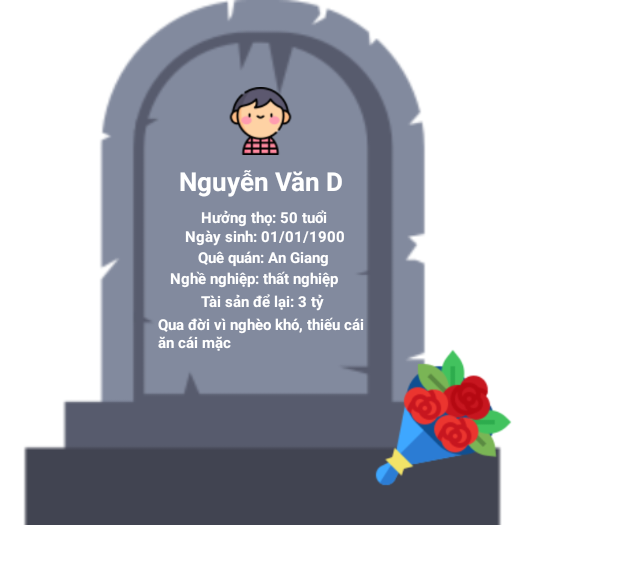
After one commit to mailongthanh/The-Life, an Android app: the layout dialog_death.xml on its own in the app's theme, with its tools: preview values and no code run, on a phone screen of 412 x 824 dp. The commit adds this screen. Shown: the top 564 px of the screen. Run offline under Robolectric (Android 15) with nearby library versions, the phone set to English and light mode, and no system bars.

Commit message:
Add dialog death

```diff
--- a/app/src/main/java/com/ntsua/thelife/Asset.java
+++ b/app/src/main/java/com/ntsua/thelife/Asset.java
@@ -2,9 +2,14 @@ package com.ntsua.thelife;
 
 import androidx.appcompat.app.AppCompatActivity;
 
+import android.app.Dialog;
 import android.content.Intent;
+import android.graphics.Color;
+import android.graphics.drawable.ColorDrawable;
 import android.os.Bundle;
 import android.view.View;
+import android.view.Window;
+import android.widget.AdapterView;
 import android.widget.ListView;
 import android.widget.TextView;
 import android.widget.Toast;
@@ -39,7 +44,24 @@ public class Asset extends AppCompatActivity {
             adapter = new productAdapter(this,R.layout.productline, arrAsset);
             lvAsset.setAdapter(adapter);
         }
+        lvAsset.setOnItemClickListener(new AdapterView.OnItemClickListener() {
+            @Override
+            public void onItemClick(AdapterView<?> parent, View view, int position, long id) {
+                CreateDialog();
+            }
+        });
   }
+
+    private void CreateDialog()
+    {
+        Dialog dialog = new Dialog(this);
+        dialog.requestWindowFeature(Window.FEATURE_NO_TITLE);
+        dialog.getWindow().setBackgroundDrawable(new ColorDrawable(Color.TRANSPARENT));
+        dialog.setContentView(R.layout.dialog_death);
+        dialog.setCanceledOnTouchOutside(false);
+        dialog.getWindow().getAttributes().windowAnimations = R.style.DialogResultAnimation;
+        dialog.show();
+    }
 
     private void loadGame() {
         txtName.setText(MainActivity.saveGame.getName());
--- a/app/src/main/java/com/ntsua/thelife/MainActivity.java
+++ b/app/src/main/java/com/ntsua/thelife/MainActivity.java
@@ -20,6 +20,7 @@ import android.media.Image;
 import android.os.Bundle;
 import android.os.CountDownTimer;
 import android.os.Handler;
+import android.provider.ContactsContract;
 import android.text.Spannable;
 import android.text.SpannableString;
 import android.text.SpannableStringBuilder;
@@ -464,6 +465,30 @@ public class MainActivity extends AppCompatActivity {
         });
 
         dialog.show();
+    }
+
+    void DialogDeath()
+    {
+            Dialog dialog = new Dialog(this);
+            dialog.requestWindowFeature(Window.FEATURE_NO_TITLE);
+            dialog.getWindow().setBackgroundDrawable(new ColorDrawable(Color.TRANSPARENT));
+            dialog.setContentView(R.layout.dialog_death);
+            dialog.setCanceledOnTouchOutside(false);
+            dialog.getWindow().getAttributes().windowAnimations = R.style.DialogResultAnimation;
+
+            //Ánh xạ
+            ImageView imvavatar = findViewById(R.id.imvBoy);
+            ImageView imvflower = findViewById(R.id.imvFlower);
+            TextView tvname = findViewById(R.id.tvTen);
+            TextView tvage = findViewById(R.id.tvTuoi);
+            TextView tvborn = findViewById(R.id.tvNgaysinh);
+            TextView tvcountry = findViewById(R.id.tvQuequan);
+            TextView tvjob = findViewById(R.id.tvNghenghiep);
+            TextView tvasset = findViewById(R.id.tvTaisan);
+            TextView tvcontent = findViewById(R.id.tvNoiDung);
+
+            //Gán giá trị
+            dialog.show();
     }
 
     void jobEvent() throws JSONException {
--- /dev/null
+++ b/app/src/main/res/drawable/death.xml
@@ -0,0 +1,13 @@
+<?xml version="1.0" encoding="utf-8"?>
+<layer-list xmlns:android="http://schemas.android.com/apk/res/android" >
+    <item>
+        <shape android:shape="rectangle" android:padding="10dp">
+            <corners
+                android:bottomRightRadius="5dp"
+                android:bottomLeftRadius="5dp"
+                android:topLeftRadius="5dp"
+                android:topRightRadius="5dp"/>
+        </shape>
+    </item>
+    <item android:drawable="@drawable/tombstone" />
+</layer-list>
--- /dev/null
+++ b/app/src/main/res/layout/dialog_death.xml
@@ -0,0 +1,211 @@
+<?xml version="1.0" encoding="utf-8"?>
+<RelativeLayout xmlns:android="http://schemas.android.com/apk/res/android"
+    android:layout_width="350dp"
+    android:layout_height="wrap_content">
+
+    <RelativeLayout
+        android:id="@+id/rip"
+        android:layout_width="350dp"
+        android:layout_height="350dp"
+        android:background="@drawable/death">
+
+        <ImageView
+            android:id="@+id/imvBoy"
+            android:layout_width="57dp"
+            android:layout_height="45dp"
+            android:layout_alignParentStart="true"
+            android:layout_alignParentLeft="true"
+            android:layout_alignParentTop="true"
+            android:layout_alignParentEnd="true"
+            android:layout_alignParentRight="true"
+            android:layout_marginStart="145dp"
+            android:layout_marginLeft="145dp"
+            android:layout_marginTop="58dp"
+            android:layout_marginEnd="148dp"
+            android:layout_marginRight="148dp"
+            android:src="@drawable/boy">
+
+        </ImageView>
+
+        <TextView
+            android:id="@+id/tvTen"
+            android:layout_width="119dp"
+            android:layout_height="wrap_content"
+            android:layout_below="@+id/imvBoy"
+            android:layout_alignParentStart="true"
+            android:layout_alignParentLeft="true"
+            android:layout_alignParentEnd="true"
+            android:layout_alignParentRight="true"
+            android:layout_marginStart="119dp"
+            android:layout_marginLeft="119dp"
+            android:layout_marginTop="5dp"
+            android:layout_marginEnd="112dp"
+            android:layout_marginRight="112dp"
+            android:text="Nguyễn Văn D"
+            android:textColor="@color/white"
+            android:textSize="17sp"
+            android:textStyle="bold">
+
+        </TextView>
+
+        <TextView
+            android:id="@+id/tvTuoi"
+            android:layout_width="86dp"
+            android:layout_height="wrap_content"
+            android:layout_below="@+id/tvTen"
+            android:layout_alignParentStart="true"
+            android:layout_alignParentLeft="true"
+            android:layout_alignParentEnd="true"
+            android:layout_alignParentRight="true"
+            android:layout_marginStart="134dp"
+            android:layout_marginLeft="134dp"
+            android:layout_marginTop="5dp"
+            android:layout_marginEnd="130dp"
+            android:layout_marginRight="130dp"
+            android:text="Hưởng thọ: 50 tuổi"
+            android:textColor="@color/white"
+            android:textSize="10sp"
+            android:textStyle="bold">
+
+        </TextView>
+
+        <TextView
+            android:id="@+id/tvNgaysinh"
+            android:layout_width="107dp"
+            android:layout_height="wrap_content"
+            android:layout_below="@+id/tvTuoi"
+            android:layout_alignParentStart="true"
+            android:layout_alignParentLeft="true"
+            android:layout_alignParentEnd="true"
+            android:layout_alignParentRight="true"
+            android:layout_marginStart="123dp"
+            android:layout_marginLeft="123dp"
+            android:layout_marginTop="-1dp"
+            android:layout_marginEnd="120dp"
+            android:layout_marginRight="120dp"
+            android:text="Ngày sinh: 01/01/1900"
+            android:textColor="@color/white"
+            android:textSize="10sp"
+            android:textStyle="bold">
+
+        </TextView>
+
+        <TextView
+            android:id="@+id/tvQuequan"
+            android:layout_width="90dp"
+            android:layout_height="wrap_content"
+            android:layout_below="@+id/tvNgaysinh"
+            android:layout_alignParentStart="true"
+            android:layout_alignParentLeft="true"
+            android:layout_alignParentEnd="true"
+            android:layout_alignParentRight="true"
+            android:layout_marginStart="132dp"
+            android:layout_marginLeft="132dp"
+            android:layout_marginTop="0dp"
+            android:layout_marginEnd="128dp"
+            android:layout_marginRight="128dp"
+            android:text="Quê quán: An Giang"
+            android:textColor="@color/white"
+            android:textSize="10sp"
+            android:textStyle="bold">
+
+        </TextView>
+
+        <TextView
+            android:id="@+id/tvNghenghiep"
+            android:layout_width="118dp"
+            android:layout_height="wrap_content"
+            android:layout_below="@+id/tvQuequan"
+            android:layout_alignParentStart="true"
+            android:layout_alignParentLeft="true"
+            android:layout_alignParentEnd="true"
+            android:layout_alignParentRight="true"
+            android:layout_marginStart="113dp"
+            android:layout_marginLeft="113dp"
+            android:layout_marginTop="0dp"
+            android:layout_marginEnd="119dp"
+            android:layout_marginRight="119dp"
+            android:text="Nghề nghiệp: thất nghiệp"
+            android:textColor="@color/white"
+            android:textSize="10sp"
+            android:textStyle="bold">
+
+        </TextView>
+
+        <TextView
+            android:id="@+id/tvTaisan"
+            android:layout_width="84dp"
+            android:layout_height="wrap_content"
+            android:layout_below="@+id/tvNghenghiep"
+            android:layout_alignParentStart="true"
+            android:layout_alignParentLeft="true"
+            android:layout_alignParentEnd="true"
+            android:layout_alignParentRight="true"
+            android:layout_marginStart="134dp"
+            android:layout_marginLeft="134dp"
+            android:layout_marginTop="1dp"
+            android:layout_marginEnd="132dp"
+            android:layout_marginRight="132dp"
+            android:text="Tài sản để lại: 3 tỷ"
+            android:textColor="@color/white"
+            android:textSize="10sp"
+            android:textStyle="bold">
+
+        </TextView>
+
+        <TextView
+            android:id="@+id/tvNoiDung"
+            android:layout_width="138dp"
+            android:layout_height="45dp"
+            android:layout_below="@+id/tvTaisan"
+            android:layout_alignParentStart="true"
+            android:layout_alignParentLeft="true"
+            android:layout_alignParentEnd="true"
+            android:layout_alignParentRight="true"
+            android:layout_marginStart="105dp"
+            android:layout_marginLeft="105dp"
+            android:layout_marginTop="1dp"
+            android:layout_marginEnd="107dp"
+            android:layout_marginRight="107dp"
+            android:text="Qua đời vì nghèo khó, thiếu cái ăn cái mặc"
+            android:textColor="@color/white"
+            android:textSize="10sp"
+            android:textStyle="bold">
+
+        </TextView>
+
+        <ImageView
+            android:id="@+id/imvFlower"
+            android:layout_width="102dp"
+            android:layout_height="99dp"
+            android:layout_alignParentEnd="true"
+            android:layout_alignParentRight="true"
+            android:layout_alignParentBottom="true"
+            android:layout_marginEnd="3dp"
+            android:layout_marginRight="3dp"
+            android:layout_marginBottom="22dp"
+            android:src="@drawable/flowers">
+
+        </ImageView>
+
+    </RelativeLayout>
+
+    <TextView
+        android:layout_width="283dp"
+        android:layout_height="wrap_content"
+        android:layout_below="@+id/rip"
+        android:layout_alignParentStart="true"
+        android:layout_alignParentLeft="true"
+        android:layout_alignParentEnd="true"
+        android:layout_alignParentRight="true"
+        android:layout_marginStart="32dp"
+        android:layout_marginLeft="32dp"
+        android:layout_marginTop="18dp"
+        android:layout_marginEnd="35dp"
+        android:layout_marginRight="35dp"
+        android:text="Ấn vào hoa để bày tỏ lòng thành kính"
+        android:textColor="@color/white"
+        android:textSize="17dp"></TextView>
+
+
+</RelativeLayout>
```
Also changed, not shown: app/src/main/res/drawable/flowers.png (added), app/src/main/res/drawable/tombstone.png (added), 141 other files.
